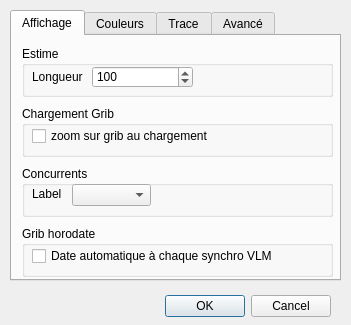
Qt form src/paramVLM.ui (nohal/qtVlm) before a commit.
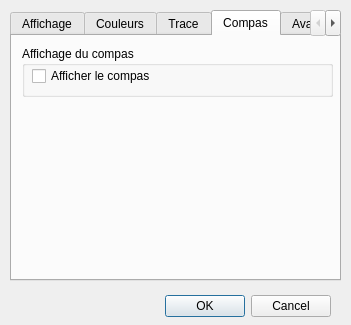
The same form after that commit. The open tabs and pages were chosen to show the change. Icons and pictures are not drawn.

Commit message: mod in compass: mouse cursor change when entering compass and hide when moving the compass, adding a param in VLM param in order to hide/show compass

```diff
--- a/src/paramVLM.ui
+++ b/src/paramVLM.ui
@@ -395,6 +395,37 @@
      </property>
     </widget>
    </widget>
+   <widget class="QWidget" name="tab_5">
+    <attribute name="title">
+     <string>Compas</string>
+    </attribute>
+    <widget class="QGroupBox" name="groupBox_8">
+     <property name="geometry">
+      <rect>
+       <x>10</x>
+       <y>10</y>
+       <width>311</width>
+       <height>51</height>
+      </rect>
+     </property>
+     <property name="title">
+      <string>Affichage du compas</string>
+     </property>
+     <widget class="QCheckBox" name="chk_showCompass">
+      <property name="geometry">
+       <rect>
+        <x>10</x>
+        <y>20</y>
+        <width>191</width>
+        <height>20</height>
+       </rect>
+      </property>
+      <property name="text">
+       <string>Afficher le compas</string>
+      </property>
+     </widget>
+    </widget>
+   </widget>
    <widget class="QWidget" name="tab_3">
     <attribute name="title">
      <string>Avancé</string>
```
The commit also changes 4 other files.
